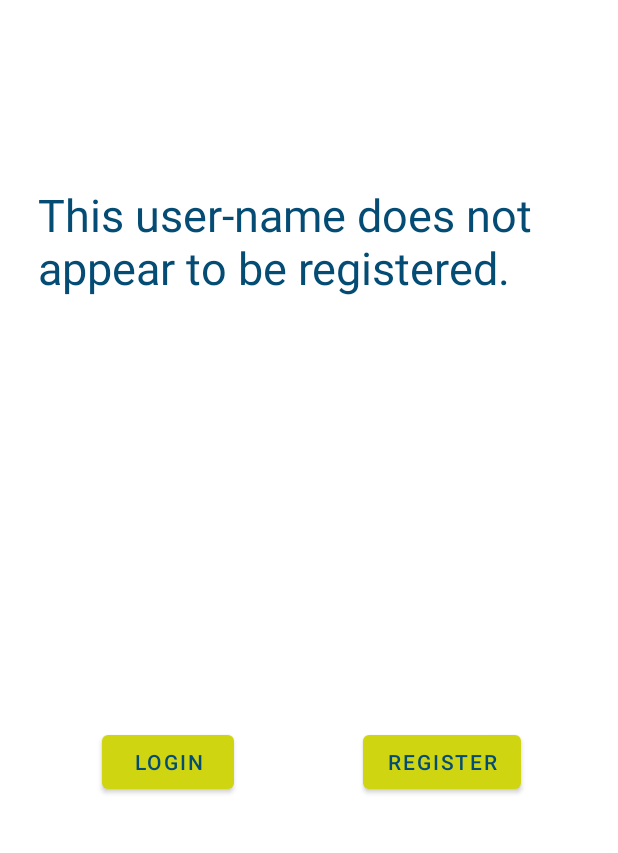
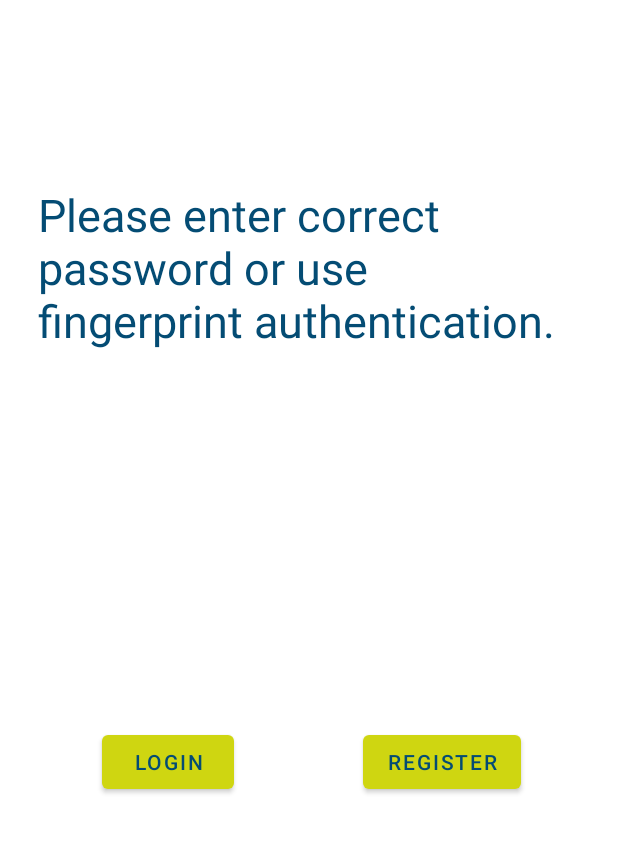
Before and after one commit to tlh38-depreciated/RideShare_Andriod, an Android app: the LoginActivity screen opened directly, with no data from a screen before it, after a tap on "SUBMIT", on a phone screen of 412 x 824 dp, the part 204-1057 px from its top. Run offline under Robolectric (Android 15) with nearby library versions, the phone set to English and light mode, and no system bars; network calls fail.

Commit message:
Login scenario tweaking

```diff
--- a/app/src/main/java/net/rideshare_ptc/LoginActivity.java
+++ b/app/src/main/java/net/rideshare_ptc/LoginActivity.java
@@ -145,8 +145,14 @@ public class LoginActivity extends AppCompatActivity {
                             startActivity(new Intent(LoginActivity.this, DriverOnlySplash.class).putExtra("Success Ride Posted", "User info: \n" + entEmailAdd));
                         }
                     }
+                    else if (entEmailAdd.contains(ptcCheck) && (entPassword.isEmpty()) || !entPassword.equals("password1")){
+                        startActivity(new Intent(LoginActivity.this, LoginWelcomeStatusActivity.class).putExtra("Login Status", "Please enter correct password or use fingerprint authentication. \n"));
+                    }
+                    else if (!entEmailAdd.contains(ptcCheck)){
+                        startActivity(new Intent(LoginActivity.this, LoginWelcomeStatusActivity.class).putExtra("Login Status", "Please use a valid registered PTC Studetn E-mail address \n"));
+                    }
                     else {
-                        startActivity(new Intent(LoginActivity.this, LoginWelcomeStatusActivity.class).putExtra("Login Status", "This user-name does not appear to be registered. \n"));
+                        startActivity(new Intent(LoginActivity.this, LoginWelcomeStatusActivity.class).putExtra("Login Status", "This username does not appear to be registered. \n"));
                     }
                 }
             }
```
